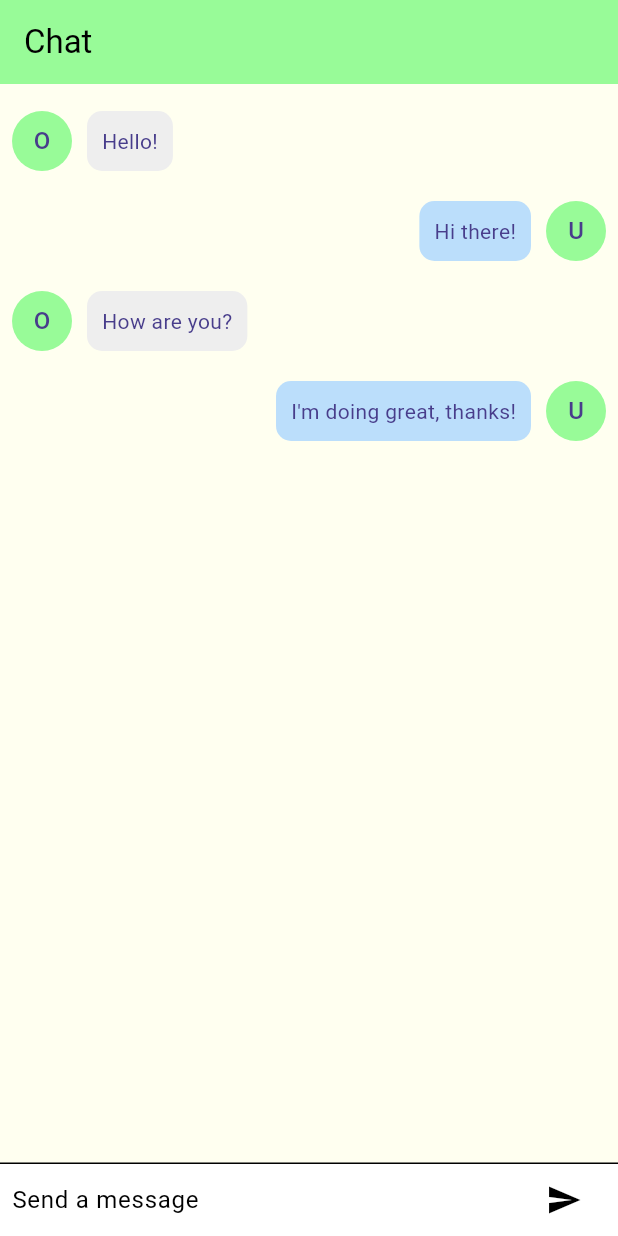
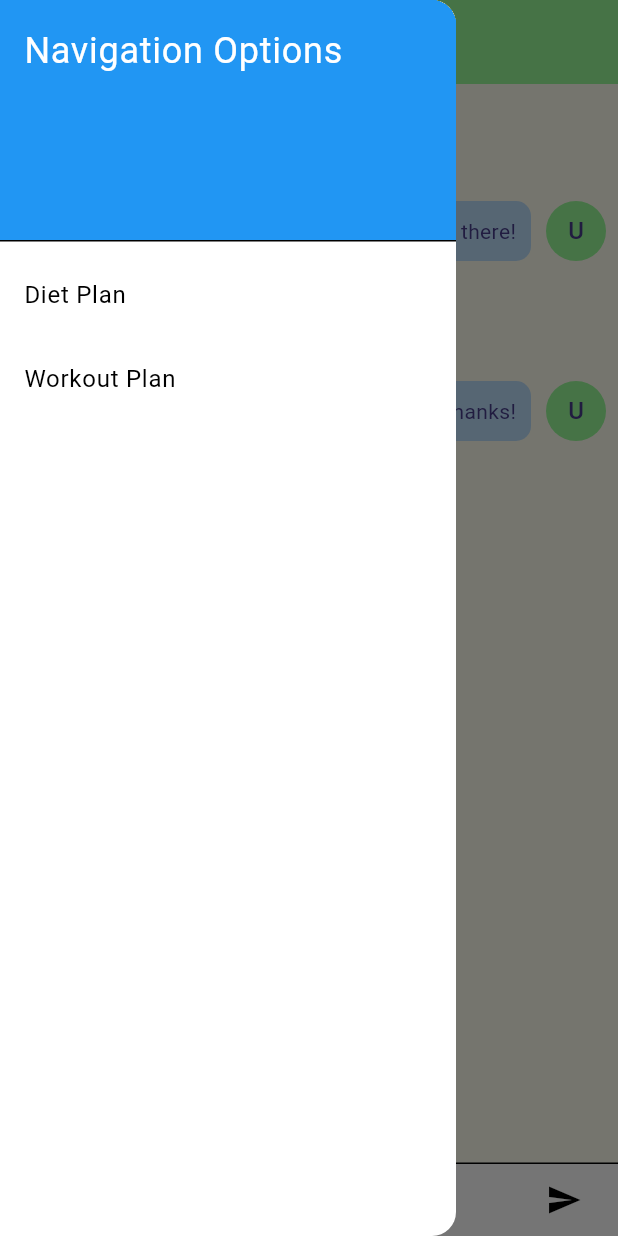
Before and after one commit to daljit18/virtual, a Flutter app: the ChatScreen screen opened directly, with the side drawer open (before the commit the screen has no drawer), on a phone screen of 412 x 824 dp. Run offline on Flutter 3.47's test engine with Material 3 defaults, Android fonts, the phone set to English and light mode, and no system bars.

Commit message:
Added Navigation Drawer.

```diff
--- a/lib/screens/chat_screen.dart
+++ b/lib/screens/chat_screen.dart
@@ -1,22 +1,17 @@
-// Suggested code may be subject to a license. Learn more: ~LicenseLog:4040148025.
-// Suggested code may be subject to a license. Learn more: ~LicenseLog:2586569490.
-// Suggested code may be subject to a license. Learn more: ~LicenseLog:651112600.
-// Suggested code may be subject to a license. Learn more: ~LicenseLog:3392762605.
-// Suggested code may be subject to a license. Learn more: ~LicenseLog:2933639300.
-// Suggested code may be subject to a license. Learn more: ~LicenseLog:1165473347.
-// Suggested code may be subject to a license. Learn more: ~LicenseLog:1857699594.
-// Suggested code may be subject to a license. Learn more: ~LicenseLog:815447094.
-// Suggested code may be subject to a license. Learn more: ~LicenseLog:3607586578.
-// Suggested code may be subject to a license. Learn more: ~LicenseLog:3757414512.
-// Suggested code may be subject to a license. Learn more: ~LicenseLog:1423718584.
-// Suggested code may be subject to a license. Learn more: ~LicenseLog:280150839.
-// Suggested code may be subject to a license. Learn more: ~LicenseLog:3647114042.
-// Suggested code may be subject to a license. Learn more: ~LicenseLog:65240468.
-// Suggested code may be subject to a license. Learn more: ~LicenseLog:3709684751.
+// Suggested code may be subject to a license. Learn more: ~LicenseLog:2246383185.
+// Suggested code may be subject to a license. Learn more: ~LicenseLog:3900520633.
+// Suggested code may be subject to a license. Learn more: ~LicenseLog:1008272035.
 import 'package:flutter/material.dart';
 
 class ChatScreen extends StatefulWidget {
   const ChatScreen({Key? key}) : super(key: key);
+
+  static const String routeName = '/chat';
+  static Route route(){
+    return MaterialPageRoute(
+      builder: (_) => ChatScreen()
+    );
+  }
 
   @override
   State<ChatScreen> createState() => _ChatScreenState();
@@ -70,6 +65,28 @@ class _ChatScreenState extends State<ChatScreen> {
     return Scaffold(
       appBar: AppBar(
         title: const Text("Chat"),
+      ),
+      drawer: Drawer(
+        child: ListView(
+          padding: EdgeInsets.zero,
+          children: const [
+            DrawerHeader(
+              decoration: BoxDecoration(
+                color: Colors.blue,
+              ),
+              child: Text('Navigation Options',
+                style: TextStyle(
+                  color: Colors.white,
+                  fontSize: 24,
+                ),
+              ),
+            ),
+            ListTile(
+              title: Text('Diet Plan'),
+            ),
+            ListTile(title: Text('Workout Plan')),
+          ],
+        ),
       ),
       body: Column(
         children: [
```
